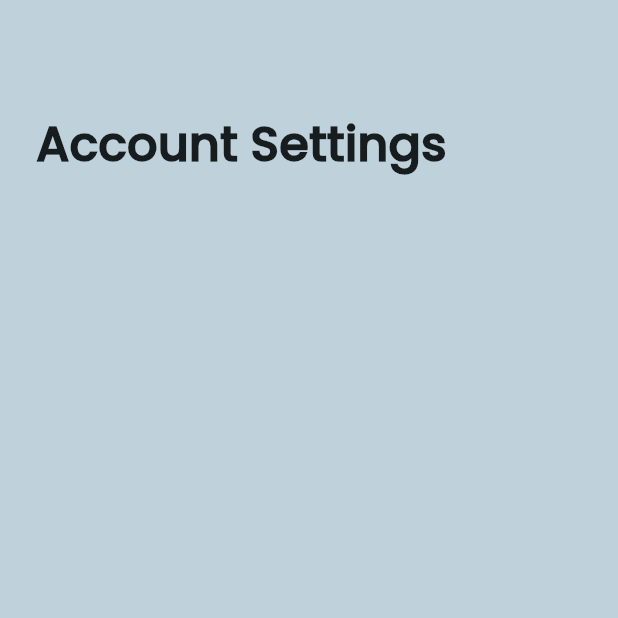
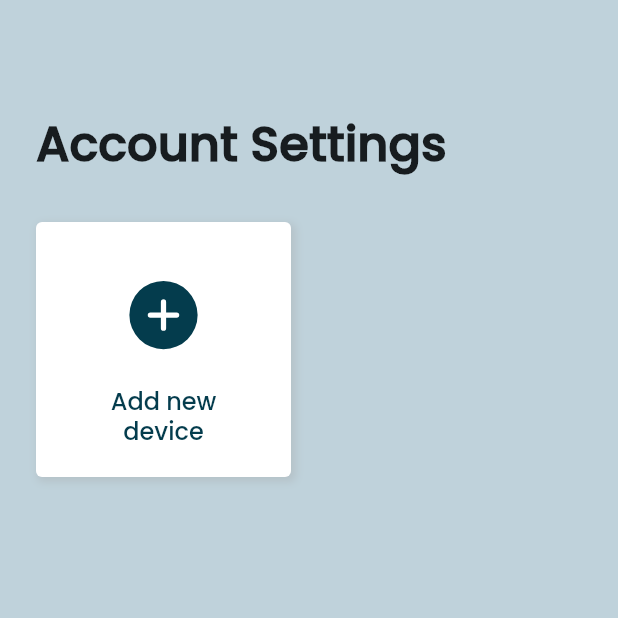
Before and after one commit to colint-designcatapult/pillorganizer, a Flutter app: the AccountScreen screen opened directly, on a phone screen of 412 x 824 dp, the top half of it. Run offline on Flutter 3.47's test engine with Material 2 defaults, Android fonts, the phone set to English and light mode, and no system bars; drawn by our look-alikes of flutter_platform_widgets; our stand-ins replace convert, dio, dotted_border, equatable, firebase_core, firebase_messaging and 19 more; missing offline and left inert: protobuf, validatorless; accounts and stored records are empty; generated files the repository leaves out were written again; network calls fail; project files that could hold a hidden picture were left out.

Commit message:
feat: setup new device (#39)

```diff
--- a/app/lib/provider/schedule_provider.dart
+++ b/app/lib/provider/schedule_provider.dart
@@ -22,6 +22,7 @@ class ScheduleProvider with ChangeNotifier {
     if (selected != null) {
       load(selected.deviceID);
     }
+    isUpdatedTimeCalled = false;
     return this;
   }
 
--- a/app/lib/provider/selected_device_provider.dart
+++ b/app/lib/provider/selected_device_provider.dart
@@ -19,6 +19,7 @@ class SelectedDeviceProvider with ChangeNotifier {
 
   SelectedDeviceProvider update(List<DeviceUser>? deviceList) {
     _devices = deviceList;
+    isUpdatedTimeZoneCalled = false;
     if (_selectedID != null) {
       _selectDeviceByID(_selectedID!);
     } else if (deviceList != null && deviceList.isNotEmpty) {
--- a/app/lib/screens/tab/account.dart
+++ b/app/lib/screens/tab/account.dart
@@ -1,5 +1,6 @@
 import 'package:app/models/user.dart';
 import 'package:app/screens/auth/register.dart';
+import 'package:app/screens/provision.dart';
 import 'package:flutter/material.dart';
 import 'package:flutter_phosphor_icons/flutter_phosphor_icons.dart';
 import 'package:provider/provider.dart';
@@ -57,6 +58,14 @@ class AccountScreen extends StatelessWidget {
                             shrinkWrap: true,
                             physics: const NeverScrollableScrollPhysics(),
                             children: [
+                              SquareButton(
+                                color: const Color(0xFF043C4D),
+                                icon: PhosphorIcons.plus_circle_fill,
+                                label: "Add new device",
+                                onPressed: () {
+                                  startProvisioning(context);
+                                },
+                              ),
                               if (user is User)
                                 SquareButton(
                                   color: const Color(0xFF7A2C2C),
@@ -76,7 +85,7 @@ class AccountScreen extends StatelessWidget {
                                   onPressed: () {
                                     register();
                                   },
-                                )
+                                ),
                             ],
                           ))
                     ]),
@@ -105,7 +114,7 @@ class SquareButton extends StatelessWidget {
       child: Container(
         width: 150,
         height: 150,
-        padding: const EdgeInsets.symmetric(horizontal: 40.0, vertical: 20.0),
+        padding: const EdgeInsets.symmetric(horizontal: 24.0, vertical: 12.0),
         decoration: BoxDecoration(
           color: Colors.white,
           borderRadius: const BorderRadius.all(Radius.circular(4.0)),
@@ -119,19 +128,25 @@ class SquareButton extends StatelessWidget {
           ],
         ),
         child: Column(
-          mainAxisAlignment: MainAxisAlignment.center,
+          mainAxisAlignment: MainAxisAlignment.spaceEvenly,
           children: <Widget>[
+            const SizedBox(height: 14),
             Icon(
               icon,
               size: 56.0,
               color: color,
             ),
-            const SizedBox(height: 20.0),
-            Text(label,
-                textAlign: TextAlign.center,
-                style: Theme.of(context).textTheme.displaySmall?.copyWith(
-                      color: color,
-                    ))
+            const SizedBox(height: 8),
+            SizedBox(
+                height: 48,
+                child: Align(
+                    alignment: Alignment.center,
+                    child: Text(label,
+                        textAlign: TextAlign.center,
+                        style:
+                            Theme.of(context).textTheme.displaySmall?.copyWith(
+                                  color: color,
+                                )))),
           ],
         ),
       ),
```
Also changed, not shown: app/lib/screens/modals/device_selector_modal.dart (+0 -9 lines), app/lib/screens/post_setup_wizard.dart (+14 -2 lines).
